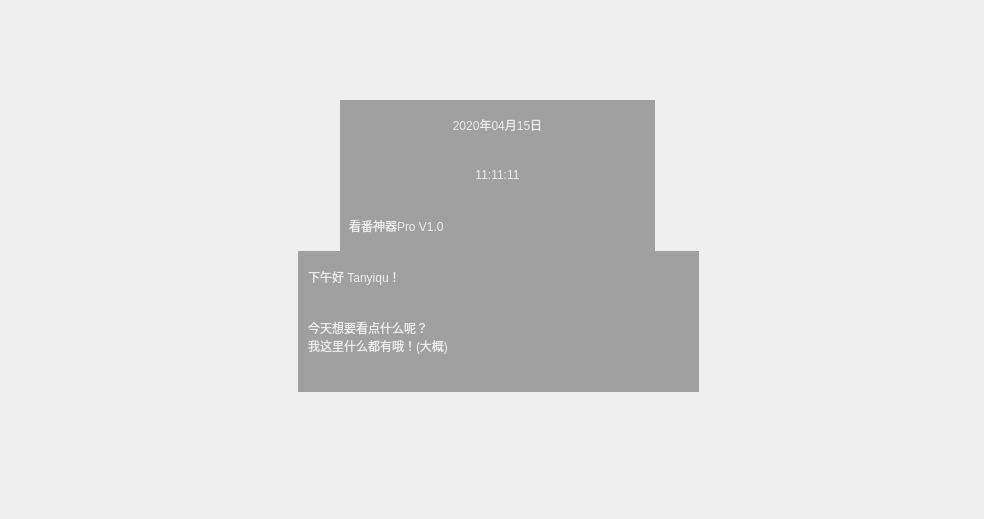
Before: the Qt Designer form ui/ui_designer/ui_file/widgets/welcomeWidget.ui in tanyiqu/AnimeArtifactPro, drawn with Qt 5.
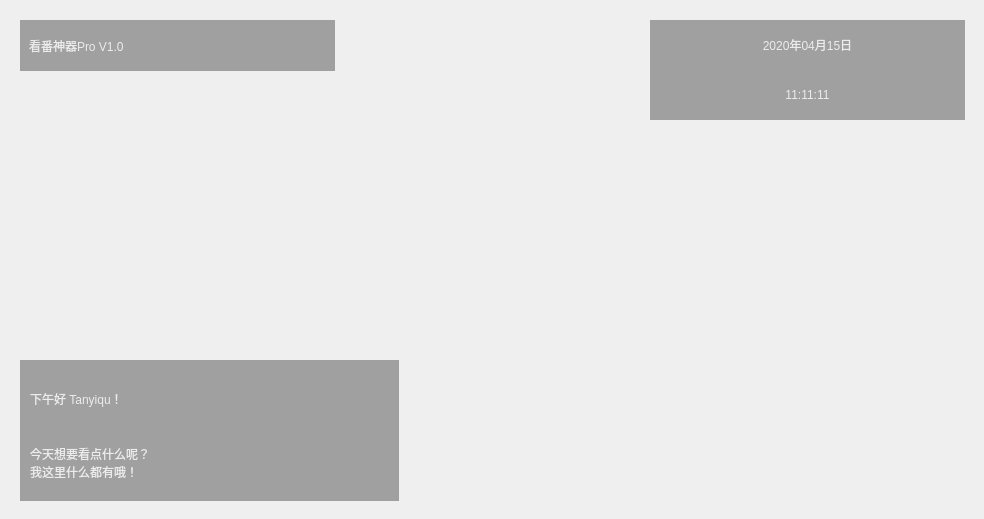
After: the same form once the commit is applied.

```diff
--- a/ui/ui_designer/ui_file/widgets/welcomeWidget.ui
+++ b/ui/ui_designer/ui_file/widgets/welcomeWidget.ui
@@ -44,8 +44,8 @@
   <widget class="QWidget" name="widgetDateTime" native="true">
    <property name="geometry">
     <rect>
-     <x>340</x>
-     <y>100</y>
+     <x>650</x>
+     <y>20</y>
      <width>315</width>
      <height>100</height>
     </rect>
@@ -104,8 +104,8 @@
   <widget class="QWidget" name="widgetVersion" native="true">
    <property name="geometry">
     <rect>
-     <x>340</x>
-     <y>200</y>
+     <x>20</x>
+     <y>20</y>
      <width>315</width>
      <height>51</height>
     </rect>
@@ -118,7 +118,7 @@
      <rect>
       <x>9</x>
       <y>9</y>
-      <width>298</width>
+      <width>291</width>
       <height>33</height>
      </rect>
     </property>
@@ -135,9 +135,9 @@
   <widget class="QWidget" name="widget" native="true">
    <property name="geometry">
     <rect>
-     <x>298</x>
-     <y>251</y>
-     <width>401</width>
+     <x>20</x>
+     <y>360</y>
+     <width>379</width>
      <height>141</height>
     </rect>
    </property>
@@ -156,15 +156,21 @@
    <property name="styleSheet">
     <string notr="true">background-color: rgba(0, 0, 0, 84);</string>
    </property>
+   <layout class="QGridLayout" name="gridLayout">
+    <property name="leftMargin">
+     <number>10</number>
+    </property>
+    <property name="topMargin">
+     <number>10</number>
+    </property>
+    <property name="rightMargin">
+     <number>10</number>
+    </property>
+    <property name="bottomMargin">
+     <number>10</number>
+    </property>
+    <item row="0" column="0">
    <widget class="QLabel" name="lblHello">
-    <property name="geometry">
-     <rect>
-      <x>10</x>
-      <y>0</y>
-      <width>300</width>
-      <height>51</height>
-     </rect>
-    </property>
     <property name="styleSheet">
      <string notr="true">font: 23pt &quot;微软雅黑&quot;;
 color: rgb(236, 236, 236);
@@ -178,15 +184,9 @@
      <set>Qt::AlignLeading|Qt::AlignLeft|Qt::AlignVCenter</set>
     </property>
    </widget>
+    </item>
+    <item row="1" column="0">
    <widget class="QLabel" name="lblHelloWord">
-    <property name="geometry">
-     <rect>
-      <x>10</x>
-      <y>40</y>
-      <width>391</width>
-      <height>91</height>
-     </rect>
-    </property>
     <property name="styleSheet">
      <string notr="true">font: 23pt &quot;微软雅黑&quot;;
 color: rgb(236, 236, 236);
@@ -194,12 +194,14 @@
     </property>
     <property name="text">
      <string>今天想要看点什么呢？
-我这里什么都有哦！(大概)</string>
+我这里什么都有哦！</string>
     </property>
     <property name="alignment">
      <set>Qt::AlignLeading|Qt::AlignLeft|Qt::AlignVCenter</set>
     </property>
    </widget>
+    </item>
+   </layout>
   </widget>
  </widget>
  <resources/>
```
Lines whose indentation alone changed are shown as unchanged.
